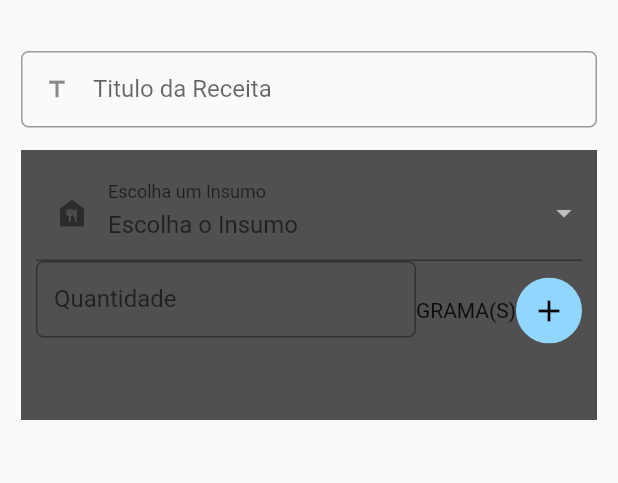
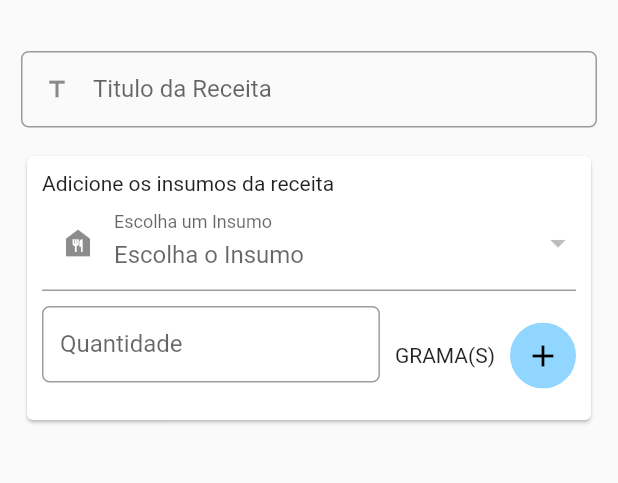
Before and after one commit to RenanLedo/app_ficha_tecnica, a Flutter app: the AddReceita screen opened by its route, after a tap on the "add" icon, on a phone screen of 412 x 824 dp, the part 54-537 px from its top. Run offline on Flutter 3.47's test engine with Material 2 defaults, Android fonts, the phone set to English and light mode, and no system bars; our stand-ins replace get.

Commit message:
finalizado adicionar insumo na receita

```diff
--- a/lib/modulos/receita/page/add_receita.dart
+++ b/lib/modulos/receita/page/add_receita.dart
@@ -43,12 +43,13 @@ class _AddReceitaState extends State<AddReceita> {
                   icon: Icons.title, label: 'Titulo da Receita'),
               GetBuilder<ReceitaController>(
                 builder: (receitaController) {
-                  return Container(
-                    color: const Color.fromARGB(255, 80, 80, 80),
+                  return Card(
                     child: Padding(
                       padding: const EdgeInsets.all(10),
                       child: Column(
+                        crossAxisAlignment: CrossAxisAlignment.start,
                         children: [
+                          const Text('Adicione os insumos da receita'),
                           SizedBox(
                             width: MediaQuery.of(context).size.width,
                             child: DropdownButtonFormField<Insumo>(
@@ -74,6 +75,9 @@ class _AddReceitaState extends State<AddReceita> {
                                   .toList(),
                             ),
                           ),
+                          const SizedBox(
+                            height: 10,
+                          ),
                           Row(
                             mainAxisAlignment: MainAxisAlignment.spaceBetween,
                             children: [
@@ -84,11 +88,17 @@ class _AddReceitaState extends State<AddReceita> {
                                   textInputType: TextInputType.number,
                                 ),
                               ),
+                              const SizedBox(
+                                width: 10,
+                              ),
                               Text(receitaController
                                           .itemInsumoValue?.unidadeMedida ==
                                       'UNIDADE'
                                   ? 'UNIDADE(S)'
                                   : 'GRAMA(S)'),
+                              const SizedBox(
+                                width: 10,
+                              ),
                               CustomIcon(
                                 onPress: () {
                                   var itemValue =
@@ -99,6 +109,9 @@ class _AddReceitaState extends State<AddReceita> {
                                   receitaController.addIsumoForList(
                                       insumo: itemValue,
                                       quantidade: quantidade);
+                                  FocusScope.of(context).unfocus();
+                                  quantidadeEC.text = '';
+                                  receitaController.itemInsumoValue = null;
                                 },
                                 radios: 50,
                                 backgrounColor:
@@ -109,20 +122,25 @@ class _AddReceitaState extends State<AddReceita> {
                               )
                             ],
                           ),
-                          SizedBox(
+                          receitaController.insumosReceitaList.isEmpty
+                              ? const SizedBox()
+                              : SizedBox(
                                   height: 30,
                                   child: ListView.builder(
+                                      reverse: true,
                                       scrollDirection: Axis.horizontal,
                                       shrinkWrap: true,
-                                itemCount:
-                                    receitaController.insumosReceitaList.length,
+                                      itemCount: receitaController
+                                          .insumosReceitaList.length,
                                       itemBuilder: (context, index) {
-                                  final insumoReceitaList = receitaController
-                                      .insumosReceitaList.reversed
-                                      .toList()[index];
+                                        final insumoList = receitaController
+                                            .insumosReceitaList[index];
                                         return InsumosReceitaTile(
-                                    insumo: insumoReceitaList,
-                                    onPress: () {},
+                                          insumo: insumoList,
+                                          onPress: () {
+                                            return receitaController
+                                                .removeInsumoList(insumoList);
+                                          },
                                         );
                                       }),
                                 ),
```
Also changed, not shown: lib/modulos/receita/components/insumosReceitaTile.dart (+7 -6 lines), lib/modulos/receita/controller/receita_controller.dart (+7 -0 lines). Lines whose indentation alone changed are shown as unchanged.
